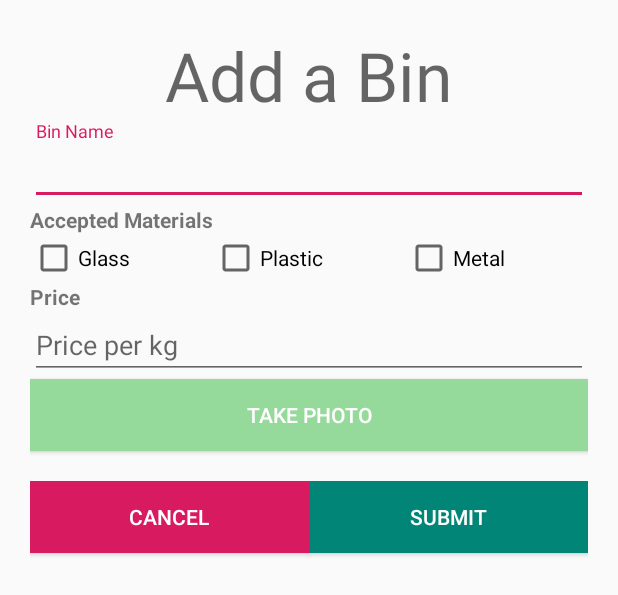
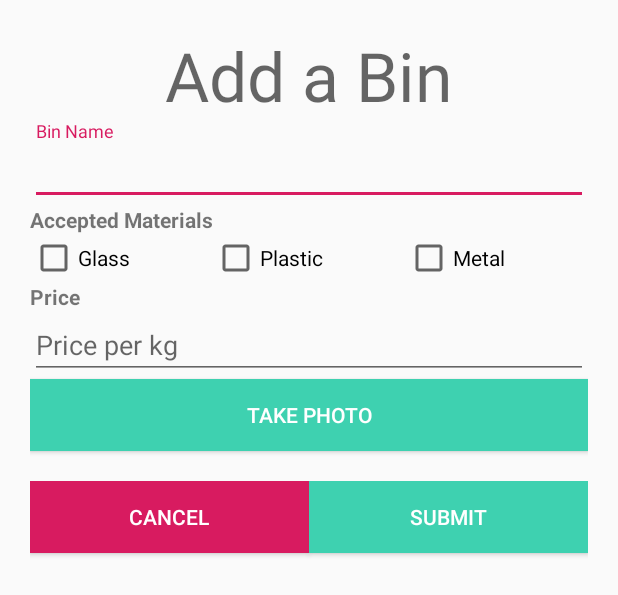
Before and after one commit to luke537/Android-Waste-Management-Application, an Android app: the layout add_bin_modal.xml on its own in the app's theme, with its tools: preview values and no code run, on a phone screen of 412 x 824 dp. Shown: the top 595 px of the screen. Run offline under Robolectric (Android 15) with nearby library versions, the phone set to English and light mode, and no system bars.

Commit message:
*** RESTORE THIS COMMIT FOR VERSION 1 (pre-bottom nav)*** changed some colours on buttons

```diff
--- a/app/src/main/res/layout/activity_maps.xml
+++ b/app/src/main/res/layout/activity_maps.xml
@@ -16,7 +16,7 @@
         android:layout_marginBottom="20dp"
         android:padding="10dp"
         android:text="@string/add_a_bin"
-        android:background="@color/colorPrimary"
+        android:background="#3ED1B0"
         android:textColor="#ffffff"/>
 
 </fragment>
--- a/app/src/main/res/layout/add_bin_modal.xml
+++ b/app/src/main/res/layout/add_bin_modal.xml
@@ -78,7 +78,7 @@
         android:id="@+id/button"
         android:layout_width="match_parent"
         android:layout_height="wrap_content"
-        android:background="#95d99b"
+        android:background="#3ED1B0"
         android:text="@string/btnTakePhoto"
         android:textColor="#FFFFFF" />
 
@@ -105,7 +105,7 @@
             android:layout_width="match_parent"
             android:layout_height="wrap_content"
             android:layout_weight="1"
-            android:background="@color/colorPrimary"
+            android:background="#3ED1B0"
             android:text="@string/submit"
             android:textColor="#ffffff" />
     </LinearLayout>
```
